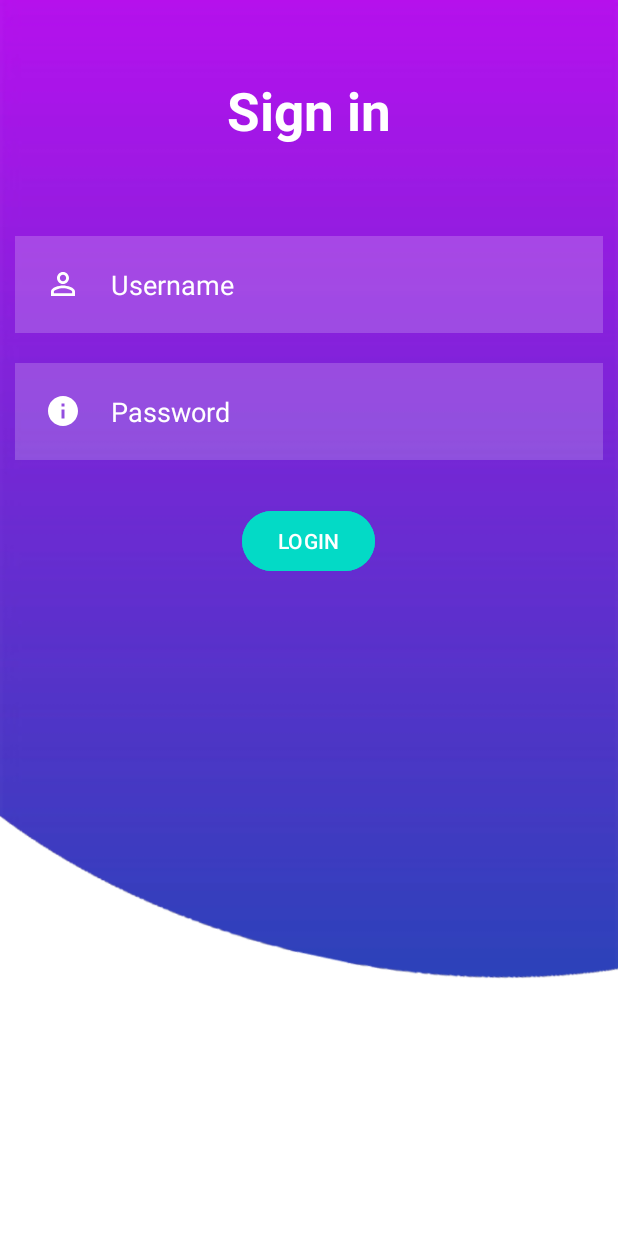
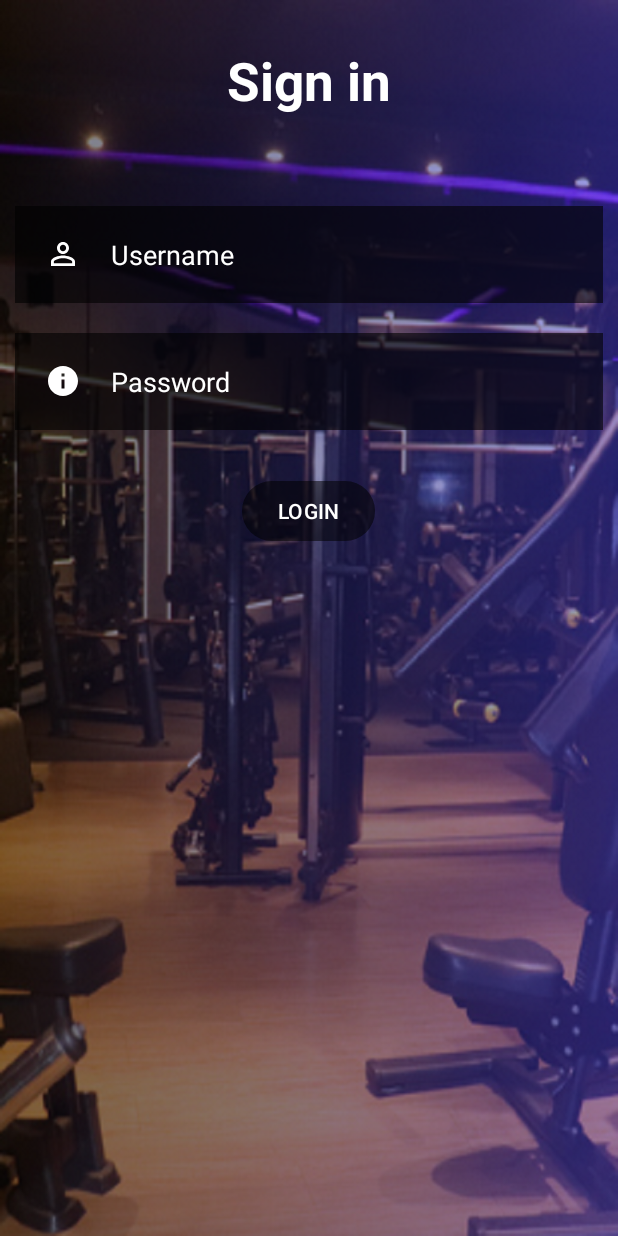
Before and after one commit to TiagoRodriguesMattar/TrainingNutritionApp, an Android app: the screen it shows after launch (MainActivity), on a phone screen of 412 x 824 dp. Run offline under Robolectric (Android 15) with nearby library versions, the phone set to English and light mode, and no system bars.

Commit message:
front_end - login, treino e parte do perfil
front end da página de login, treino e uma pequena parte do perfil

```diff
--- /dev/null
+++ b/app/src/main/res/drawable/rounded_corner.xml
@@ -0,0 +1,5 @@
+<?xml version="1.0" encoding="utf-8"?>
+<shape xmlns:android="http://schemas.android.com/apk/res/android">
+    <corners  android:radius="50dp"/>
+    <solid android:color="#9A000000"></solid>
+</shape>
--- a/app/src/main/res/layout/activity_main.xml
+++ b/app/src/main/res/layout/activity_main.xml
@@ -4,58 +4,69 @@
     xmlns:tools="http://schemas.android.com/tools"
     android:layout_width="match_parent"
     android:layout_height="match_parent"
-    android:background="@drawable/background"
+    android:background="@drawable/background2"
     tools:context=".MainActivity">
 
     <TextView
+        android:id="@+id/signin"
         android:layout_width="match_parent"
         android:layout_height="wrap_content"
-        android:id="@+id/signin"
+        android:layout_marginStart="50dp"
+        android:layout_marginTop="30dp"
+        android:layout_marginEnd="50dp"
+        android:layout_marginBottom="50dp"
+        android:gravity="center"
         android:text="Sign in"
         android:textColor="@color/white"
         android:textSize="35dp"
-        android:textStyle="bold"
-        android:layout_margin="50dp"
-        android:gravity="center"/>
+        android:textStyle="bold" />
 
     <EditText
+        android:id="@+id/username"
         android:layout_width="match_parent"
         android:layout_height="wrap_content"
-        android:id="@+id/username"
         android:layout_below="@id/signin"
-        android:background="#30ffffff"
+        android:layout_marginStart="10dp"
+        android:layout_marginTop="10dp"
+        android:layout_marginEnd="10dp"
+        android:layout_marginBottom="10dp"
+        android:background="#9A000000"
+        android:drawableLeft="@drawable/baseline_person_outline_24"
+        android:drawablePadding="20dp"
         android:hint="Username"
-        android:textColorHint="@color/white"
+        android:padding="20dp"
         android:textColor="@color/white"
-        android:layout_margin="10dp"
-        android:padding="20dp"
-        android:drawableLeft="@drawable/baseline_person_outline_24"
-        android:drawablePadding="20dp"/>
+        android:textColorHint="@color/white" />
 
     <EditText
+        android:id="@+id/password"
         android:layout_width="match_parent"
         android:layout_height="wrap_content"
-        android:id="@+id/password"
         android:layout_below="@id/username"
-        android:background="#30ffffff"
-        android:hint="Password"
-        android:textColorHint="@color/white"
-        android:textColor="@color/white"
-        android:layout_margin="10dp"
-        android:padding="20dp"
+        android:layout_marginStart="10dp"
+        android:layout_marginTop="10dp"
+        android:layout_marginEnd="10dp"
+        android:layout_marginBottom="10dp"
+        android:background="#9A000000"
         android:drawableLeft="@drawable/baseline_info_24"
         android:drawablePadding="20dp"
-        android:inputType="textPassword"/>
+        android:hint="Password"
+        android:inputType="textPassword"
+        android:padding="20dp"
+        android:textColor="@color/white"
+        android:textColorHint="@color/white" />
 
     <com.google.android.material.button.MaterialButton
+        android:id="@+id/loginbtn"
         android:layout_width="wrap_content"
         android:layout_height="wrap_content"
-        android:id="@+id/loginbtn"
         android:layout_below="@id/password"
-        android:text="LOGIN"
-        android:backgroundTint="@color/design_default_color_secondary"
         android:layout_centerHorizontal="true"
-        android:layout_margin="20dp"
-        />
+        android:layout_marginStart="20dp"
+        android:layout_marginTop="20dp"
+        android:layout_marginEnd="20dp"
+        android:layout_marginBottom="20dp"
+        android:backgroundTint="#51000000"
+        android:text="LOGIN" />
 
 </RelativeLayout>
--- a/app/src/main/res/values/colors.xml
+++ b/app/src/main/res/values/colors.xml
@@ -5,5 +5,7 @@
     <color name="blue">#87CEEB</color>
     <color name="orange">#FFDEAD</color>
     <color name="green">#00FA9A</color>
+    <color name="dark_blue">#20205C</color>
+    <color name="grey">#808080</color>
 
 </resources>
```
Also changed, not shown: app/src/main/res/layout/fragment_perfil.xml (+31 -2 lines), app/src/main/res/layout/fragment_treino.xml (+13 -6 lines), app/src/main/res/drawable/background.png, app/src/main/res/drawable/background1.png (added), app/src/main/res/drawable/background2.png (added), app/src/main/res/drawable/perfil.png (added), app/src/main/res/drawable/treino_bg.png (added), app/src/main/res/drawable/treino_bg1.png (added).
